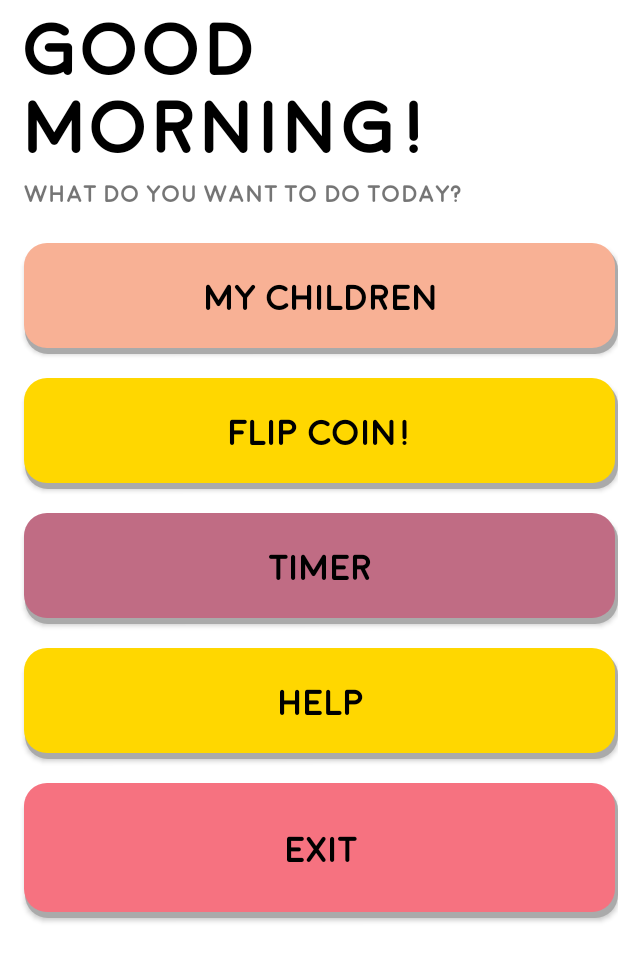
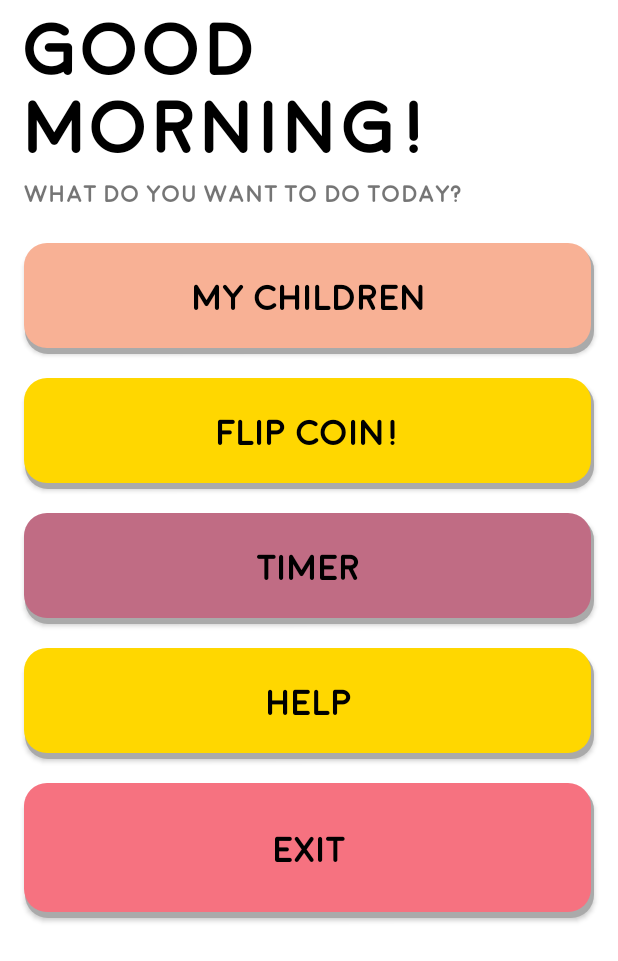
Before and after one commit to ThanhTran2709/ParentApp, an Android app: the screen it shows after launch (MainActivity), on a phone screen of 412 x 824 dp. Shown: the top 961 px of the screen. Run offline under Robolectric (Android 15) with nearby library versions, the phone set to English and light mode, and no system bars; 11 statements that could not run were skipped.

Commit message:
resolved conflicts

```diff
--- a/app/src/main/res/layout/content_main.xml
+++ b/app/src/main/res/layout/content_main.xml
@@ -79,6 +79,7 @@
         android:layout_height="wrap_content"
         android:layout_marginStart="16dp"
         android:layout_marginTop="24dp"
+        android:layout_marginEnd="16dp"
         android:background="@drawable/rounded_corner_orange"
         android:fontFamily="@font/moon_bold_font"
         android:padding="24sp"
```
